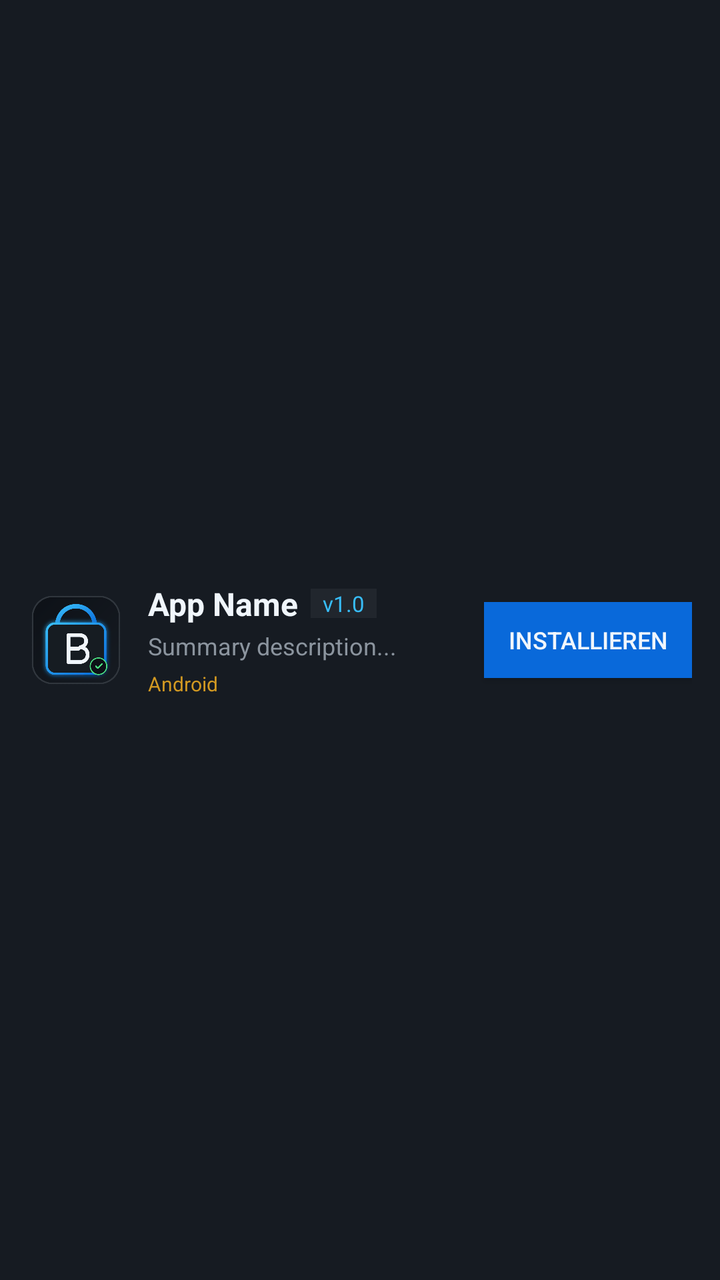
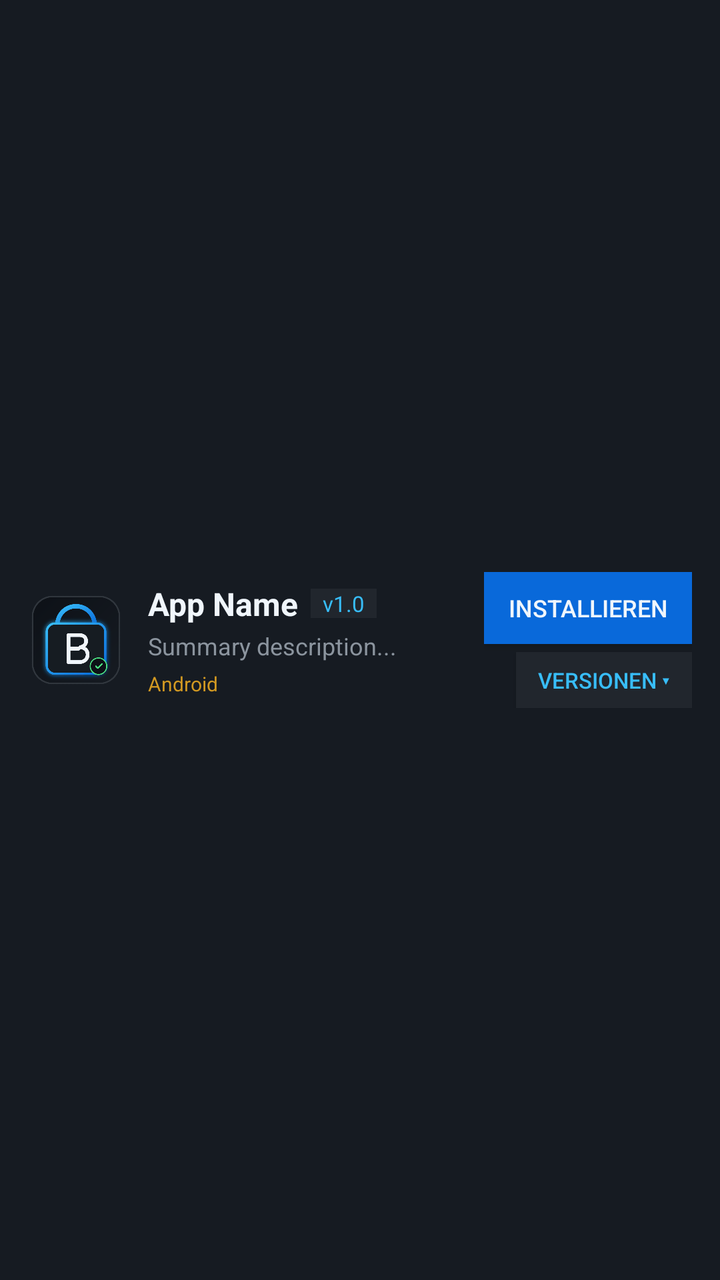

Before-and-after screenshots of an Android layout around one commit, followed by the original layout XML and the change that was made.
<!-- AndroidManifest.xml: application theme AppTheme -->
<!-- res/layout/item_app_card.xml -->
<?xml version="1.0" encoding="utf-8"?>
<LinearLayout xmlns:android="http://schemas.android.com/apk/res/android"
    android:layout_width="match_parent"
    android:layout_height="wrap_content"
    android:orientation="horizontal"
    android:background="@color/bg_card"
    android:padding="14dp"
    android:gravity="center_vertical"
    android:layout_marginBottom="10dp">

    <ImageView
        android:id="@+id/appIcon"
        android:layout_width="48dp"
        android:layout_height="48dp"
        android:src="@drawable/icon"
        android:contentDescription="App Icon" />

    <LinearLayout
        android:layout_width="0dp"
        android:layout_height="wrap_content"
        android:layout_weight="1"
        android:orientation="vertical"
        android:layout_marginStart="12dp"
        android:layout_marginEnd="8dp">

        <LinearLayout
            android:layout_width="wrap_content"
            android:layout_height="wrap_content"
            android:orientation="horizontal"
            android:gravity="center_vertical">

            <TextView
                android:id="@+id/appName"
                android:layout_width="wrap_content"
                android:layout_height="wrap_content"
                android:text="App Name"
                android:textColor="@color/text_primary"
                android:textSize="16sp"
                android:textStyle="bold" />

            <TextView
                android:id="@+id/appVersionBadge"
                android:layout_width="wrap_content"
                android:layout_height="wrap_content"
                android:text="v1.0"
                android:textColor="@color/accent_blue"
                android:background="@color/bg_surface"
                android:paddingStart="6dp"
                android:paddingEnd="6dp"
                android:textSize="11sp"
                android:layout_marginStart="6dp" />

            <TextView
                android:id="@+id/appInstallStatusBadge"
                android:layout_width="wrap_content"
                android:layout_height="wrap_content"
                android:text="Installiert"
                android:textColor="@color/accent_green"
                android:background="@color/bg_surface"
                android:paddingStart="6dp"
                android:paddingEnd="6dp"
                android:textSize="11sp"
                android:visibility="gone"
                android:layout_marginStart="6dp" />
        </LinearLayout>

        <TextView
            android:id="@+id/appSummary"
            android:layout_width="wrap_content"
            android:layout_height="wrap_content"
            android:text="Summary description..."
            android:textColor="@color/text_muted"
            android:textSize="12sp"
            android:maxLines="2"
            android:layout_marginTop="2dp" />

        <TextView
            android:id="@+id/appPlatformPill"
            android:layout_width="wrap_content"
            android:layout_height="wrap_content"
            android:text="Android"
            android:textColor="@color/accent_amber"
            android:textSize="10sp"
            android:layout_marginTop="4dp" />
    </LinearLayout>

    <Button
        android:id="@+id/btnCardAction"
        android:layout_width="wrap_content"
        android:layout_height="38dp"
        android:text="@string/install"
        android:textColor="@color/text_primary"
        android:background="@color/accent_blue_dark"
        android:textSize="12sp"
        android:paddingStart="12dp"
        android:paddingEnd="12dp" />
</LinearLayout>
<!-- resources referenced by this layout -->
<resources>
  <color name="accent_amber">#d29922</color>
  <color name="accent_blue">#38bdf8</color>
  <color name="accent_blue_dark">#0969da</color>
  <color name="accent_green">#2ea043</color>
  <color name="bg_card">#161b22</color>
  <color name="bg_surface">#21262d</color>
  <color name="text_muted">#8b949e</color>
  <color name="text_primary">#f0f6fc</color>
  <!-- drawable icon: png bitmap (drawable, 48650 bytes) -->
  <string name="install">Installieren</string>
  <style name="AppTheme" parent="@android:style/Theme.DeviceDefault.NoActionBar">
          <item name="android:windowBackground">@color/bg_dark</item>
          <item name="android:colorBackground">@color/bg_dark</item>
          <item name="android:textColor">@color/text_primary</item>
          <item name="android:statusBarColor">@color/bg_dark</item>
          <item name="android:navigationBarColor">@color/bg_dark</item>
      </style>
  <color name="bg_dark">#0d1117</color>
</resources>

<!-- the commit's change to res/layout/item_app_card.xml (unified diff, before → after) -->
@@ -84,14 +84,33 @@
             android:layout_marginTop="4dp" />
     </LinearLayout>
 
-    <Button
-        android:id="@+id/btnCardAction"
+    <LinearLayout
         android:layout_width="wrap_content"
-        android:layout_height="38dp"
-        android:text="@string/install"
-        android:textColor="@color/text_primary"
-        android:background="@color/accent_blue_dark"
-        android:textSize="12sp"
-        android:paddingStart="12dp"
-        android:paddingEnd="12dp" />
+        android:layout_height="wrap_content"
+        android:orientation="vertical"
+        android:gravity="end">
+
+        <Button
+            android:id="@+id/btnCardAction"
+            android:layout_width="wrap_content"
+            android:layout_height="36dp"
+            android:text="@string/install"
+            android:textColor="@color/text_primary"
+            android:background="@color/accent_blue_dark"
+            android:textSize="12sp"
+            android:paddingStart="12dp"
+            android:paddingEnd="12dp" />
+
+        <Button
+            android:id="@+id/btnCardVersions"
+            android:layout_width="wrap_content"
+            android:layout_height="28dp"
+            android:text="@string/versions_btn"
+            android:textColor="@color/accent_blue"
+            android:background="@color/bg_surface"
+            android:textSize="11sp"
+            android:paddingStart="8dp"
+            android:paddingEnd="8dp"
+            android:layout_marginTop="4dp" />
+    </LinearLayout>
 </LinearLayout>
<!-- resource entries referenced after the edit -->
@@ -10,6 +10,7 @@
   <color name="text_primary">#f0f6fc</color>
   <!-- drawable icon: png bitmap (drawable, 48650 bytes) -->
   <string name="install">Installieren</string>
+  <string name="versions_btn">Versionen ▾</string>
   <style name="AppTheme" parent="@android:style/Theme.DeviceDefault.NoActionBar">
           <item name="android:windowBackground">@color/bg_dark</item>
           <item name="android:colorBackground">@color/bg_dark</item>
